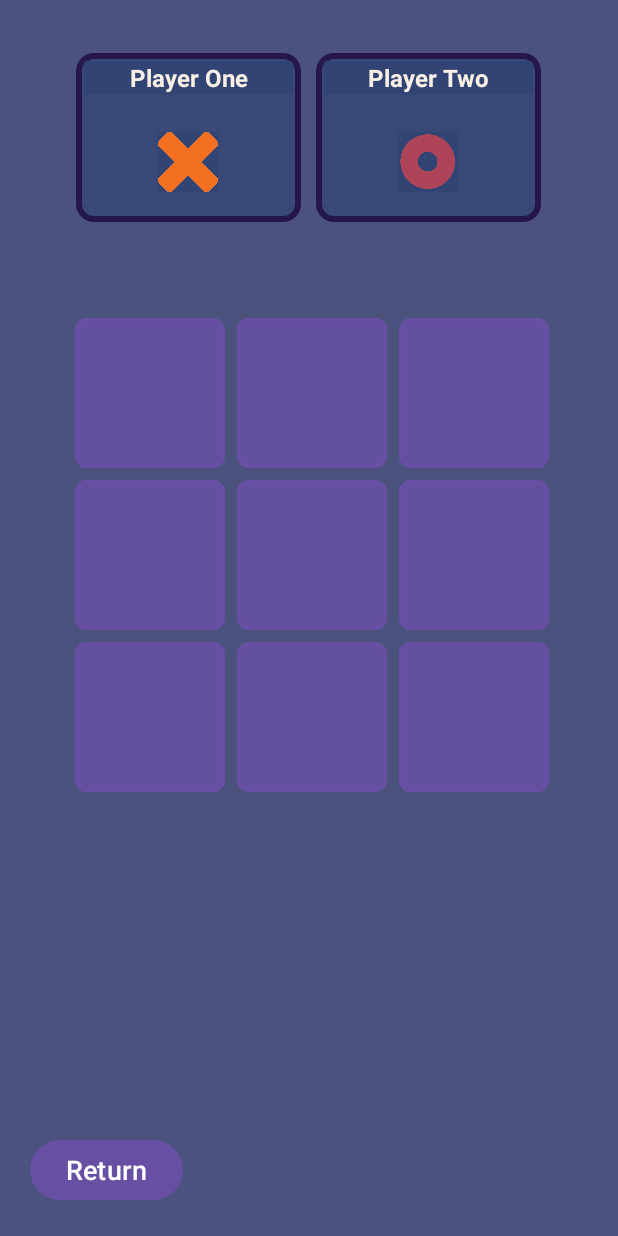
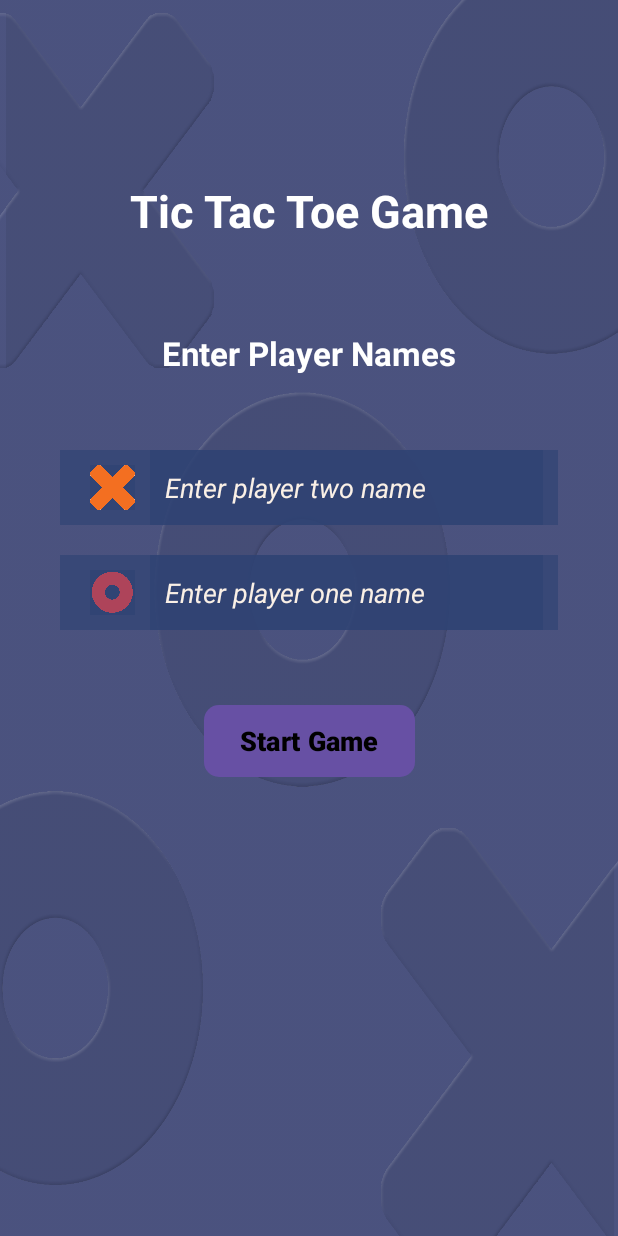
Before and after one commit to yesse-05c/TicTacToe, an Android app: the screen it shows after launch (MainActivity before the commit, InitialActivity after it), on a phone screen of 412 x 824 dp. Run offline under Robolectric (Android 15) with nearby library versions, the phone set to English and light mode, and no system bars.

Commit message:
Add players name
Getting input, sending String to MainActivity, now displaying the data yet.

```diff
--- a/TicTacToeGame/app/src/main/AndroidManifest.xml
+++ b/TicTacToeGame/app/src/main/AndroidManifest.xml
@@ -13,7 +13,7 @@
         android:theme="@style/Theme.TicTacToeGame"
         tools:targetApi="31">
         <activity
-            android:name=".MainActivity"
+            android:name=".InitialActivity"
             android:exported="true">
             <intent-filter>
                 <action android:name="android.intent.action.MAIN" />
@@ -21,6 +21,10 @@
                 <category android:name="android.intent.category.LAUNCHER" />
             </intent-filter>
         </activity>
+        <activity
+            android:name=".MainActivity"
+            android:exported="true">
+        </activity>
     </application>
 
 </manifest>
--- /dev/null
+++ b/TicTacToeGame/app/src/main/java/com/zybooks/tictactoegame/InitialActivity.kt
@@ -0,0 +1,61 @@
+package com.zybooks.tictactoegame
+
+import android.app.GameState
+import android.content.Intent
+import androidx.appcompat.app.AppCompatActivity
+import android.os.Bundle
+import android.os.PersistableBundle
+import android.view.View
+import android.widget.Button
+import android.widget.EditText
+import android.widget.Toast
+
+class InitialActivity : AppCompatActivity() {
+
+    private lateinit var playerOneName: EditText
+    private lateinit var playerTwoName: EditText
+    private lateinit var startGame : Button
+    private lateinit var getPlayerOne : String
+    private lateinit var getPlayerTwo : String
+    private lateinit var gameState : String
+
+    override fun onCreate(savedInstanceState: Bundle?) {
+        super.onCreate(savedInstanceState)
+        setContentView(R.layout.initial_view)
+
+        playerOneName = findViewById(R.id.playerOne)
+        playerTwoName = findViewById(R.id.playerTwo)
+        startGame = findViewById(R.id.startGame)
+
+        startGame.setOnClickListener {
+            getPlayerOne = playerOneName.getText().toString()
+            getPlayerTwo = playerTwoName.getText().toString()
+
+            if (getPlayerOne.isEmpty() || getPlayerTwo.isEmpty()) {
+                Toast.makeText(this, "Add players name", Toast.LENGTH_LONG)
+                    .show()
+            } else {
+                gameState = "Game State here"
+                val intent: Intent = Intent(this, MainActivity::class.java)
+                intent.putExtra("Player one", getPlayerOne)
+                intent.putExtra("Player Two", getPlayerTwo)
+                intent.putExtra("Game State", gameState)
+                startActivity(intent)
+            }
+        }
+    }
+
+    override fun onSaveInstanceState(outState: Bundle) {
+        super.onSaveInstanceState(outState)
+        outState.putString("Player One Name", getPlayerOne)
+        outState.putString("Player Two Name", getPlayerTwo)
+        outState.putString("Game state", gameState)
+    }
+
+    override fun onRestoreInstanceState(savedInstanceState: Bundle) {
+        super.onRestoreInstanceState(savedInstanceState)
+        getPlayerOne = savedInstanceState.getString("Player One Name",getPlayerOne)
+        getPlayerTwo = savedInstanceState.getString("Player Two Name",getPlayerTwo)
+        gameState = savedInstanceState.getString("Game state", gameState)
+    }
+}
--- a/TicTacToeGame/app/src/main/res/drawable/start_button.xml
+++ b/TicTacToeGame/app/src/main/res/drawable/start_button.xml
@@ -1,8 +1,21 @@
 <?xml version="1.0" encoding="utf-8"?>
-<shape xmlns:android="http://schemas.android.com/apk/res/android"
-    android:shape="rectangle">
+<selector xmlns:android="http://schemas.android.com/apk/res/android">
 
-    <corners android:radius="6dp"/>
-    <solid android:color="@color/startbtn"/>
+    <item android:state_pressed="true">
+        <shape android:shape="rectangle">
+            <corners android:radius="6dp"/>
+            <solid android:color="@color/X"/>
+        </shape>
 
-</shape>
+    </item>
+
+    <item>
+        <shape android:shape="rectangle">
+            <corners android:radius="10dp"></corners>
+            <solid android:color="@color/startbtn"></solid>
+        </shape>
+    </item>
+
+
+
+</selector>
--- a/TicTacToeGame/app/src/main/res/layout/activity_main.xml
+++ b/TicTacToeGame/app/src/main/res/layout/activity_main.xml
@@ -32,7 +32,7 @@
                 android:layout_margin="5dp"
                 android:layout_marginTop="5dp"
                 android:background="@color/dark_blue"
-                android:text="Player One"
+                android:maxLines="1"
                 android:textAlignment="center"
                 android:textColor="@color/light_text"
                 android:textSize="16sp"
@@ -64,7 +64,7 @@
                 android:layout_margin="5dp"
                 android:layout_marginTop="5dp"
                 android:background="@color/dark_blue"
-                android:text="Player Two"
+                android:maxLines="1"
                 android:textAlignment="center"
                 android:textColor="@color/light_text"
                 android:textSize="16sp"
--- a/TicTacToeGame/app/src/main/res/layout/initial_view.xml
+++ b/TicTacToeGame/app/src/main/res/layout/initial_view.xml
@@ -3,7 +3,7 @@
     xmlns:app="http://schemas.android.com/apk/res-auto"
     android:layout_width="match_parent"
     android:layout_height="match_parent"
-    android:background="@color/bg"
+    android:background="@drawable/background"
     android:padding="20dp">
 
     <TextView
@@ -59,9 +59,13 @@
             android:layout_marginStart="10dp"
             android:layout_marginEnd="10dp"
             android:background="@color/dark_blue"
+            android:inputType="text"
+            android:maxLines="1"
             android:hint="@string/player_one"
+            android:textStyle="italic"
             android:padding="10dp"
-            android:textColorHint="@color/light_text" />
+            android:textColorHint="@color/light_text"
+            android:textColor="@color/white"/>
     </LinearLayout>
 
     <LinearLayout
@@ -90,13 +94,18 @@
             android:layout_height="50dp"
             android:layout_marginStart="10dp"
             android:layout_marginEnd="10dp"
+            android:inputType="text"
+            android:maxLines="1"
             android:background="@color/dark_blue"
             android:hint="@string/player_two"
+            android:textStyle="italic"
             android:padding="10dp"
-            android:textColorHint="@color/light_text" />
+            android:textColorHint="@color/light_text"
+            android:textColor="@color/white"/>
     </LinearLayout>
 
     <Button
+        android:id="@+id/startGame"
         android:layout_width="wrap_content"
         android:layout_height="wrap_content"
         android:layout_marginTop="50dp"
--- a/TicTacToeGame/app/src/main/res/values/strings.xml
+++ b/TicTacToeGame/app/src/main/res/values/strings.xml
@@ -1,6 +1,6 @@
 <resources>
     <string name="app_name">TicTacToeGame</string>
-    <string name="player_two">Player Two</string>
-    <string name="player_one">Player One</string>
+    <string name="player_two">Enter player one name</string>
+    <string name="player_one">Enter player two name</string>
     <string name="Return">Return</string>
 </resources>
```
Also changed, not shown: TicTacToeGame/app/src/main/java/com/zybooks/tictactoegame/MainActivity.kt (+11 -0 lines), TicTacToeGame/app/src/main/res/drawable/background.png (added).
